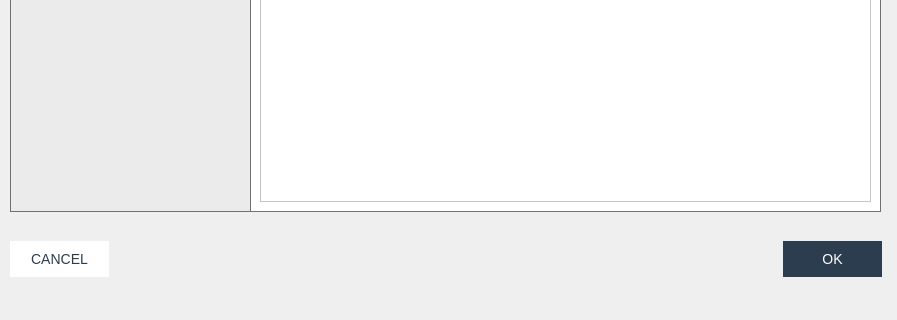
Old version of the form bcpware/src/bcpware/ui/setting_UI.ui in the repository peterstoneee/BCPware_skt; both pictures show x 0 to 897 and y 489 to 809 of the 897 by 809 pixel window.
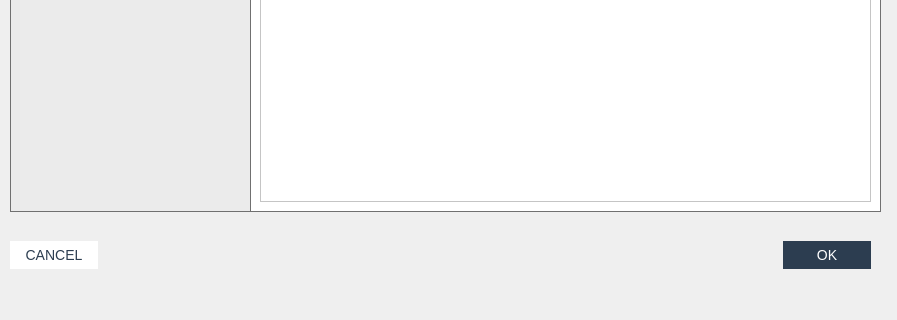
New version of the form. The open tabs and pages were chosen to show the change. Icons and pictures are not drawn.

```diff
--- a/bcpware/src/bcpware/ui/setting_UI.ui
+++ b/bcpware/src/bcpware/ui/setting_UI.ui
@@ -4991,10 +4991,16 @@
     <rect>
      <x>10</x>
      <y>730</y>
-     <width>99</width>
-     <height>36</height>
+     <width>88</width>
+     <height>28</height>
     </rect>
    </property>
+   <property name="maximumSize">
+    <size>
+     <width>88</width>
+     <height>28</height>
+    </size>
+   </property>
    <property name="styleSheet">
     <string notr="true">QPushButton{
 width: 99px;
@@ -5034,10 +5040,22 @@
     <rect>
      <x>783</x>
      <y>730</y>
-     <width>99</width>
-     <height>36</height>
+     <width>88</width>
+     <height>28</height>
     </rect>
    </property>
+   <property name="minimumSize">
+    <size>
+     <width>0</width>
+     <height>28</height>
+    </size>
+   </property>
+   <property name="maximumSize">
+    <size>
+     <width>88</width>
+     <height>28</height>
+    </size>
+   </property>
    <property name="font">
     <font>
      <family>Arial</family>
```
Left out of the diff: 16 changed lines with no effect on the pictures.
